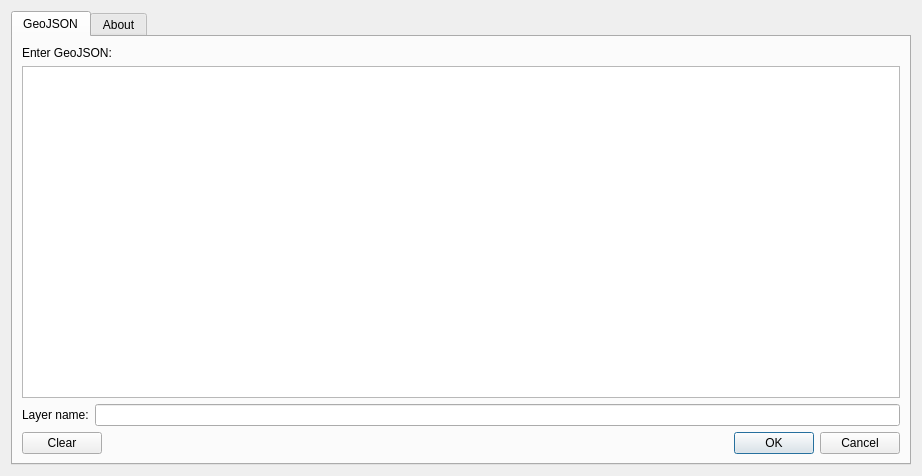
Old version of the form QuickGeoJsonDialog.ui in the repository mtrcn/quick-geojson.
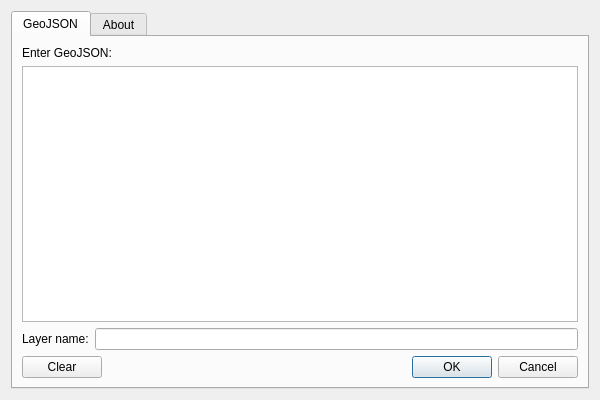
New version of the form.

Commit message: adjust initial dialog size

Patch:
```diff
--- a/QuickGeoJsonDialog.ui
+++ b/QuickGeoJsonDialog.ui
@@ -6,8 +6,8 @@
    <rect>
     <x>0</x>
     <y>0</y>
-    <width>922</width>
-    <height>476</height>
+    <width>600</width>
+    <height>400</height>
    </rect>
   </property>
   <property name="windowTitle">
```
The commit also changes 1 other file.
